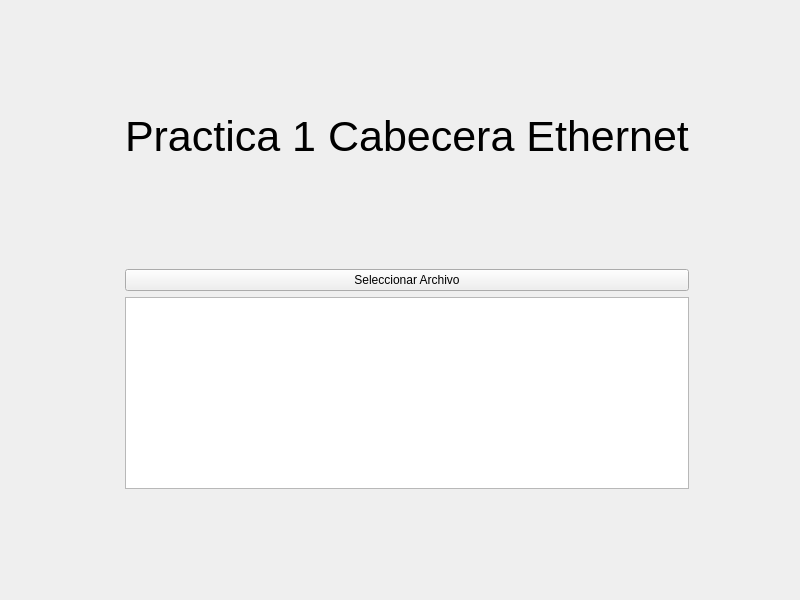
First picture: the form in Sniffer/mainwindow.ui, repository vandelvan/Sniffer, before the edit.
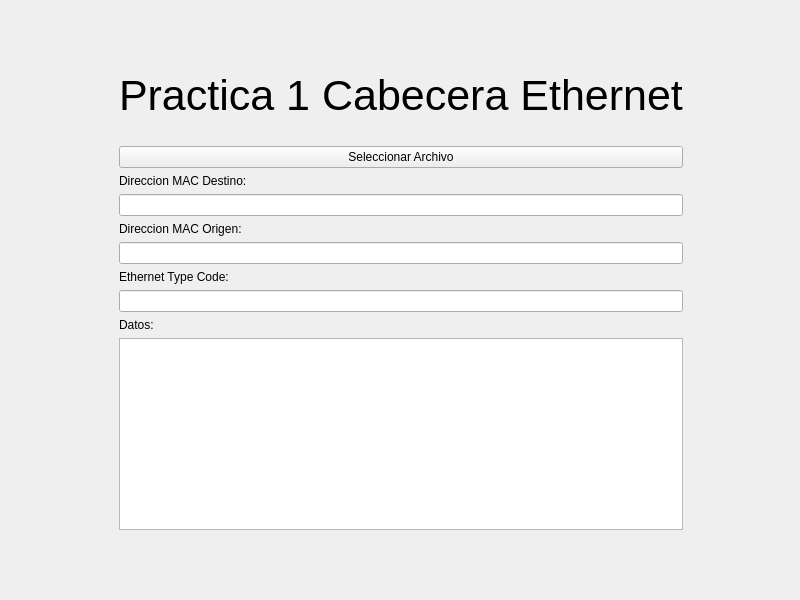
Second picture: the form after the edit.

Commit message: #2 Split y representacion

```diff
--- a/Sniffer/mainwindow.ui
+++ b/Sniffer/mainwindow.ui
@@ -24,28 +24,35 @@
      </rect>
     </property>
     <layout class="QGridLayout" name="gridLayout">
-     <item row="3" column="2">
-      <widget class="QPushButton" name="buscarArchivo">
+     <item row="9" column="2">
+      <widget class="QLineEdit" name="macO">
+       <property name="readOnly">
+        <bool>true</bool>
+       </property>
+      </widget>
+     </item>
+     <item row="10" column="2">
+      <widget class="QLabel" name="EthType">
        <property name="text">
-        <string>Seleccionar Archivo</string>
+        <string>Ethernet Type Code:</string>
        </property>
       </widget>
      </item>
-     <item row="3" column="3">
-      <spacer name="horizontalSpacer_2">
+     <item row="14" column="2">
+      <spacer name="verticalSpacer_2">
        <property name="orientation">
-        <enum>Qt::Horizontal</enum>
+        <enum>Qt::Vertical</enum>
        </property>
        <property name="sizeHint" stdset="0">
         <size>
-         <width>40</width>
-         <height>20</height>
+         <width>20</width>
+         <height>40</height>
         </size>
        </property>
       </spacer>
      </item>
-     <item row="2" column="2">
-      <spacer name="verticalSpacer">
+     <item row="0" column="2">
+      <spacer name="verticalSpacer_3">
        <property name="orientation">
         <enum>Qt::Vertical</enum>
        </property>
@@ -57,7 +64,7 @@
        </property>
       </spacer>
      </item>
-     <item row="3" column="0">
+     <item row="5" column="0">
       <spacer name="horizontalSpacer">
        <property name="orientation">
         <enum>Qt::Horizontal</enum>
@@ -70,15 +77,8 @@
        </property>
       </spacer>
      </item>
-     <item row="3" column="1">
-      <widget class="QLabel" name="seleccionArchivo">
-       <property name="text">
-        <string/>
-       </property>
-      </widget>
-     </item>
      <item row="1" column="2">
-      <widget class="QLabel" name="label">
+      <widget class="QLabel" name="Titulo">
        <property name="font">
         <font>
          <pointsize>32</pointsize>
@@ -89,41 +89,74 @@
        </property>
       </widget>
      </item>
+     <item row="11" column="2">
+      <widget class="QLineEdit" name="ethType">
+       <property name="readOnly">
+        <bool>true</bool>
+       </property>
+      </widget>
+     </item>
+     <item row="5" column="3">
+      <spacer name="horizontalSpacer_2">
+       <property name="orientation">
+        <enum>Qt::Horizontal</enum>
+       </property>
+       <property name="sizeHint" stdset="0">
+        <size>
+         <width>40</width>
+         <height>20</height>
+        </size>
+       </property>
+      </spacer>
+     </item>
+     <item row="12" column="2">
+      <widget class="QLabel" name="datos">
+       <property name="text">
+        <string>Datos:</string>
+       </property>
+      </widget>
+     </item>
+     <item row="3" column="2">
+      <widget class="QLabel" name="seleccionArchivo">
+       <property name="text">
+        <string/>
+       </property>
+      </widget>
+     </item>
      <item row="5" column="2">
-      <spacer name="verticalSpacer_2">
-       <property name="orientation">
-        <enum>Qt::Vertical</enum>
+      <widget class="QPushButton" name="buscarArchivo">
+       <property name="text">
+        <string>Seleccionar Archivo</string>
        </property>
-       <property name="sizeHint" stdset="0">
-        <size>
-         <width>20</width>
-         <height>40</height>
-        </size>
-       </property>
-      </spacer>
+      </widget>
      </item>
-     <item row="4" column="2">
-      <widget class="QTextEdit" name="dumpArchivo">
-       <property name="enabled">
-        <bool>true</bool>
-       </property>
+     <item row="7" column="2">
+      <widget class="QLineEdit" name="macD">
        <property name="readOnly">
         <bool>true</bool>
        </property>
       </widget>
      </item>
-     <item row="0" column="2">
-      <spacer name="verticalSpacer_3">
-       <property name="orientation">
-        <enum>Qt::Vertical</enum>
+     <item row="6" column="2">
+      <widget class="QLabel" name="labeldestino">
+       <property name="text">
+        <string>Direccion MAC Destino: </string>
        </property>
-       <property name="sizeHint" stdset="0">
-        <size>
-         <width>20</width>
-         <height>40</height>
-        </size>
+      </widget>
+     </item>
+     <item row="8" column="2">
+      <widget class="QLabel" name="label">
+       <property name="text">
+        <string>Direccion MAC Origen:</string>
        </property>
-      </spacer>
+      </widget>
+     </item>
+     <item row="13" column="2">
+      <widget class="QPlainTextEdit" name="dataDump">
+       <property name="readOnly">
+        <bool>true</bool>
+       </property>
+      </widget>
      </item>
     </layout>
    </widget>
```
The commit also changes 2 other files.
